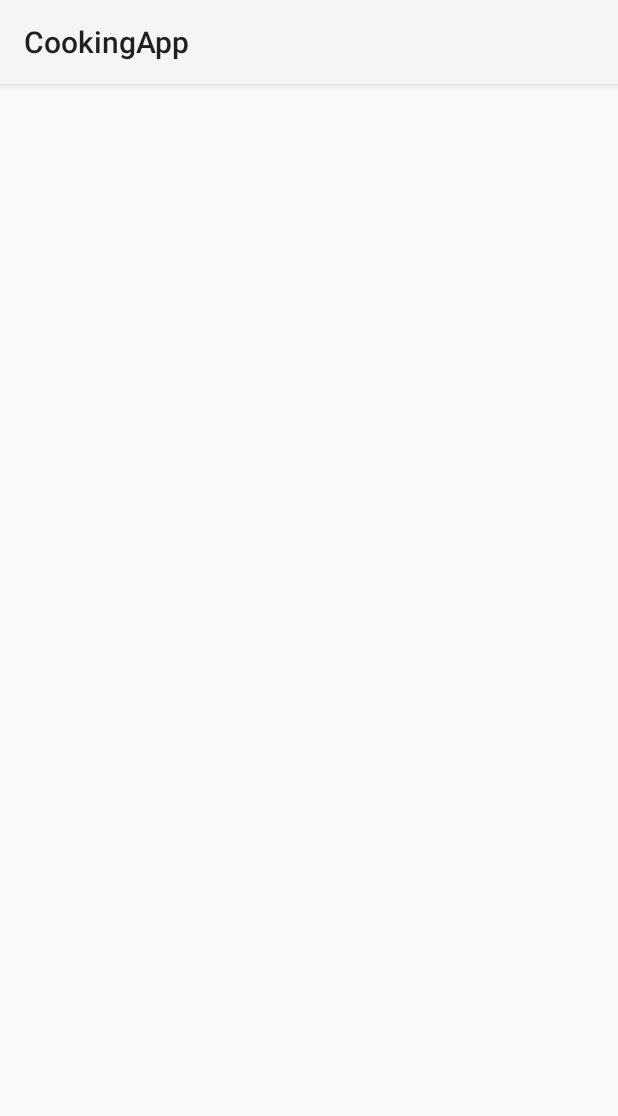
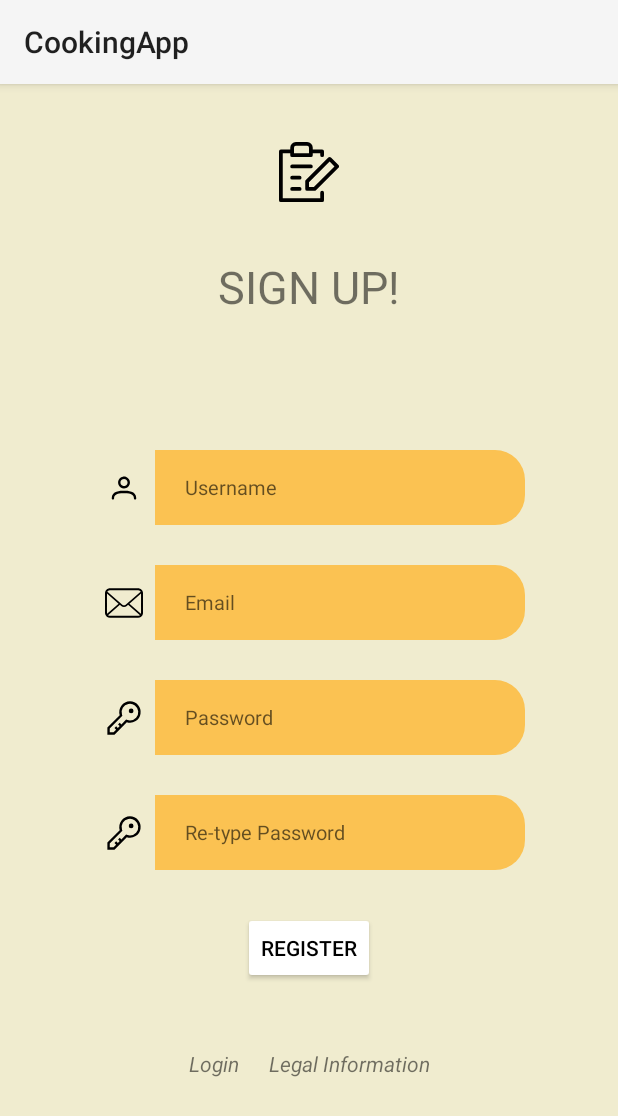
Before and after one commit to dennx2/android-cooking-app, an Android app: the screen it shows after launch (MainActivity), on a phone screen of 412 x 824 dp. Shown: the top 1116 px of the screen. Run offline under Robolectric (Android 15) with nearby library versions, the phone set to English and light mode, and no system bars.

Commit message:
sign up page - icons updated (minor css changes)

```diff
--- a/app/src/main/java/com/codecrafters/cookingapp/MainActivity.java
+++ b/app/src/main/java/com/codecrafters/cookingapp/MainActivity.java
@@ -9,6 +9,6 @@ public class MainActivity extends AppCompatActivity {
     @Override
     protected void onCreate(Bundle savedInstanceState) {
         super.onCreate(savedInstanceState);
-        setContentView(R.layout.activity_13_history);
+        setContentView(R.layout.activity_5_signup);
     }
 }
--- /dev/null
+++ b/app/src/main/res/drawable/icon_email.xml
@@ -0,0 +1,9 @@
+<vector xmlns:android="http://schemas.android.com/apk/res/android"
+    android:width="800dp"
+    android:height="800dp"
+    android:viewportWidth="512"
+    android:viewportHeight="512">
+  <path
+      android:pathData="M510.75,110.36c-2.13,-10.75 -6.93,-20.92 -13.93,-29.46c-1.42,-1.79 -2.91,-3.39 -4.53,-5.01c-12.45,-12.52 -29.78,-19.7 -47.53,-19.7H67.24c-17.95,0 -34.83,7 -47.54,19.71c-1.61,1.6 -3.1,3.22 -4.57,5.07c-6.97,8.51 -11.75,18.66 -13.82,29.43C0.44,114.62 0,119 0,123.43v265.14c0,9.22 1.87,18.21 5.59,26.75c3.21,7.58 8.09,14.77 14.11,20.79c1.52,1.51 3.02,2.9 4.63,4.26c12.03,9.97 27.27,15.45 42.91,15.45h377.51c15.74,0 30.97,-5.51 42.97,-15.56c1.6,-1.3 3.09,-2.66 4.58,-4.15c5.82,-5.81 10.44,-12.49 13.77,-19.85l0.44,-1.05c3.65,-8.38 5.5,-17.33 5.5,-26.63V123.43C512,119.06 511.58,114.65 510.75,110.36zM34.82,99.1c0.95,-1.39 2.16,-2.82 3.71,-4.38c7.69,-7.68 17.89,-11.91 28.71,-11.91h377.51c10.91,0 21.11,4.24 28.72,11.93c1.31,1.33 2.57,2.8 3.66,4.27l2.89,3.88l-201.5,175.62c-6.21,5.45 -14.21,8.44 -22.52,8.44c-8.23,0 -16.22,-2.99 -22.51,-8.44L32.19,102.94L34.82,99.1zM26.75,390.91c-0.11,-0.72 -0.13,-1.52 -0.13,-2.34V128.93l156.37,136.41L28.2,400.3L26.75,390.91zM464.9,423.84c-6.05,3.49 -13.02,5.34 -20.15,5.34H67.24c-7.13,0 -14.09,-1.85 -20.14,-5.34l-6.33,-3.67l159.94,-139.38l17.53,15.25c10.51,9.13 23.92,14.16 37.76,14.16c13.89,0 27.32,-5.03 37.83,-14.16l17.52,-15.25L471.23,420.18L464.9,423.84zM485.37,388.57c0,0.8 -0.01,1.6 -0.12,2.3l-1.39,9.47L329.01,265.41l156.36,-136.42V388.57z"
+      android:fillColor="#000000"/>
+</vector>
--- /dev/null
+++ b/app/src/main/res/drawable/icon_password.xml
@@ -0,0 +1,12 @@
+<vector xmlns:android="http://schemas.android.com/apk/res/android"
+    android:width="800dp"
+    android:height="800dp"
+    android:viewportWidth="32"
+    android:viewportHeight="32">
+  <path
+      android:pathData="M21,2a8.998,8.998 0,0 0,-8.612 11.612L2,24v6L8,30L18.388,19.612A9,9 0,1 0,21 2ZM21,18a7.012,7.012 0,0 1,-2.032 -0.302L17.821,17.35l-0.847,0.847 -3.181,3.181L12.414,20 11,21.414l1.379,1.379 -1.586,1.586L9.414,23 8,24.414l1.379,1.379L7.172,28L4,28L4,24.828l9.802,-9.802 0.847,-0.847 -0.347,-1.147A7,7 0,1 1,21 18Z"
+      android:fillColor="#000000"/>
+  <path
+      android:pathData="M22,10m-2,0a2,2 0,1 1,4 0a2,2 0,1 1,-4 0"
+      android:fillColor="#000000"/>
+</vector>
--- /dev/null
+++ b/app/src/main/res/drawable/icon_registration.xml
@@ -0,0 +1,9 @@
+<vector xmlns:android="http://schemas.android.com/apk/res/android"
+    android:width="800dp"
+    android:height="800dp"
+    android:viewportWidth="16"
+    android:viewportHeight="16">
+  <path
+      android:pathData="M11.5,13a0.5,0.5 0,0 0,-0.5 0.5L11,15L1,15L1,3h2v0.5a0.5,0.5 0,0 0,0.5 0.5h5a0.5,0.5 0,0 0,0.5 -0.5L9,3h2v0.5a0.5,0.5 0,0 0,1 0v-1a0.5,0.5 0,0 0,-0.5 -0.5L9,2v-0.5A1.5,1.5 0,0 0,7.5 0h-3A1.5,1.5 0,0 0,3 1.5L3,2L0.5,2a0.5,0.5 0,0 0,-0.5 0.5v13a0.5,0.5 0,0 0,0.5 0.5h11a0.5,0.5 0,0 0,0.5 -0.5v-2A0.5,0.5 0,0 0,11.5 13ZM4,1.5a0.5,0.5 0,0 1,0.5 -0.5h3a0.5,0.5 0,0 1,0.5 0.5L8,3L4,3ZM15.854,6.146 L13.854,4.146a0.5,0.5 0,0 0,-0.708 0l-6,6A0.5,0.5 0,0 0,7 10.5v2a0.5,0.5 0,0 0,0.5 0.5h2a0.5,0.5 0,0 0,0.354 -0.146l6,-6A0.5,0.5 0,0 0,15.854 6.146ZM8,12L8,10.707l5.5,-5.5L14.793,6.5l-5.5,5.5ZM6,12.5a0.5,0.5 0,0 1,-0.5 0.5h-2a0.5,0.5 0,0 1,0 -1h2A0.5,0.5 0,0 1,6 12.5ZM6,9.5a0.5,0.5 0,0 1,-0.5 0.5h-2a0.5,0.5 0,0 1,0 -1h2A0.5,0.5 0,0 1,6 9.5ZM8.5,7h-5a0.5,0.5 0,0 1,0 -1h5a0.5,0.5 0,0 1,0 1Z"
+      android:fillColor="#000000"/>
+</vector>
--- /dev/null
+++ b/app/src/main/res/drawable/icon_username.xml
@@ -0,0 +1,12 @@
+<vector xmlns:android="http://schemas.android.com/apk/res/android"
+    android:width="800dp"
+    android:height="800dp"
+    android:viewportWidth="24"
+    android:viewportHeight="24">
+  <path
+      android:pathData="M12,12.25C11.258,12.25 10.533,12.03 9.917,11.618C9.3,11.206 8.819,10.62 8.535,9.935C8.252,9.25 8.177,8.496 8.322,7.768C8.467,7.041 8.824,6.373 9.348,5.848C9.873,5.324 10.541,4.967 11.268,4.822C11.996,4.677 12.75,4.752 13.435,5.035C14.12,5.319 14.706,5.8 15.118,6.417C15.53,7.033 15.75,7.758 15.75,8.5C15.75,9.495 15.355,10.448 14.652,11.152C13.948,11.855 12.995,12.25 12,12.25ZM12,6.25C11.555,6.25 11.12,6.382 10.75,6.629C10.38,6.876 10.092,7.228 9.921,7.639C9.751,8.05 9.706,8.502 9.793,8.939C9.88,9.375 10.094,9.776 10.409,10.091C10.724,10.406 11.125,10.62 11.561,10.707C11.998,10.794 12.45,10.749 12.861,10.579C13.272,10.408 13.624,10.12 13.871,9.75C14.118,9.38 14.25,8.945 14.25,8.5C14.25,7.903 14.013,7.331 13.591,6.909C13.169,6.487 12.597,6.25 12,6.25Z"
+      android:fillColor="#000000"/>
+  <path
+      android:pathData="M19,19.25C18.802,19.247 18.613,19.168 18.472,19.028C18.332,18.887 18.253,18.698 18.25,18.5C18.25,16.55 17.19,15.25 12,15.25C6.81,15.25 5.75,16.55 5.75,18.5C5.75,18.699 5.671,18.89 5.53,19.03C5.39,19.171 5.199,19.25 5,19.25C4.801,19.25 4.61,19.171 4.47,19.03C4.329,18.89 4.25,18.699 4.25,18.5C4.25,13.75 9.68,13.75 12,13.75C14.32,13.75 19.75,13.75 19.75,18.5C19.747,18.698 19.668,18.887 19.528,19.028C19.387,19.168 19.198,19.247 19,19.25Z"
+      android:fillColor="#000000"/>
+</vector>
--- a/app/src/main/res/layout/activity_5_signup.xml
+++ b/app/src/main/res/layout/activity_5_signup.xml
@@ -115,7 +115,7 @@
         android:id="@+id/header_image"
         android:layout_width="0dp"
         android:layout_height="40dp"
-        android:src="@drawable/categories_fruit"
+        android:src="@drawable/icon_registration"
         app:layout_constraintEnd_toEndOf="@id/glv_95pc"
         app:layout_constraintStart_toStartOf="@id/glv_5pc"
         app:layout_constraintTop_toBottomOf="@id/glh_5pc" />
@@ -134,9 +134,10 @@
 
     <ImageView
         android:id="@+id/uname_icon"
-        android:layout_width="0dp"
-        android:layout_height="50dp"
-        android:src="@drawable/categories_fruit"
+        android:layout_width="25dp"
+        android:layout_height="25dp"
+        android:background="@color/dgrey"
+        android:src="@drawable/icon_username"
         app:layout_constraintBottom_toTopOf="@id/glh_40pc"
         app:layout_constraintEnd_toEndOf="@id/glv_25pc"
         app:layout_constraintStart_toStartOf="@id/glv_15pc"
@@ -150,6 +151,7 @@
         android:gravity="center_vertical"
         android:hint="Username"
         android:paddingLeft="20dp"
+        android:textSize="13dp"
         app:layout_constraintBottom_toTopOf="@id/glh_40pc"
         app:layout_constraintEnd_toEndOf="@id/glv_85pc"
         app:layout_constraintStart_toStartOf="@id/glv_25pc"
@@ -157,9 +159,9 @@
 
     <ImageView
         android:id="@+id/email_icon"
-        android:layout_width="0dp"
-        android:layout_height="50dp"
-        android:src="@drawable/categories_fruit"
+        android:layout_width="25dp"
+        android:layout_height="25dp"
+        android:src="@drawable/icon_email"
         app:layout_constraintBottom_toTopOf="@id/glh_50pc"
         app:layout_constraintEnd_toEndOf="@id/glv_25pc"
         app:layout_constraintStart_toStartOf="@id/glv_15pc"
@@ -173,6 +175,7 @@
         android:gravity="center_vertical"
         android:hint="Email"
         android:paddingLeft="20dp"
+        android:textSize="13dp"
         app:layout_constraintBottom_toTopOf="@id/glh_50pc"
         app:layout_constraintEnd_toEndOf="@id/glv_85pc"
         app:layout_constraintStart_toStartOf="@id/glv_25pc"
@@ -180,9 +183,9 @@
 
     <ImageView
         android:id="@+id/password_icon"
-        android:layout_width="0dp"
-        android:layout_height="50dp"
-        android:src="@drawable/categories_fruit"
+        android:layout_width="25dp"
+        android:layout_height="25dp"
+        android:src="@drawable/icon_password"
         app:layout_constraintBottom_toTopOf="@id/glh_60pc"
         app:layout_constraintEnd_toEndOf="@id/glv_25pc"
         app:layout_constraintStart_toStartOf="@id/glv_15pc"
@@ -196,6 +199,7 @@
         android:gravity="center_vertical"
         android:hint="Password"
         android:paddingLeft="20dp"
+        android:textSize="13dp"
         app:layout_constraintBottom_toTopOf="@id/glh_60pc"
         app:layout_constraintEnd_toEndOf="@id/glv_85pc"
         app:layout_constraintStart_toStartOf="@id/glv_25pc"
@@ -203,9 +207,9 @@
 
     <ImageView
         android:id="@+id/repassword_icon"
-        android:layout_width="0dp"
-        android:layout_height="50dp"
-        android:src="@drawable/categories_fruit"
+        android:layout_width="25dp"
+        android:layout_height="25dp"
+        android:src="@drawable/icon_password"
         app:layout_constraintBottom_toTopOf="@id/glh_70pc"
         app:layout_constraintEnd_toEndOf="@id/glv_25pc"
         app:layout_constraintStart_toStartOf="@id/glv_15pc"
@@ -219,6 +223,7 @@
         android:gravity="center_vertical"
         android:hint="Re-type Password"
         android:paddingLeft="20dp"
+        android:textSize="13dp"
         app:layout_constraintBottom_toTopOf="@id/glh_70pc"
         app:layout_constraintEnd_toEndOf="@id/glv_85pc"
         app:layout_constraintStart_toStartOf="@id/glv_25pc"
```
Also changed, not shown: app/src/main/res/layout/activity_13_history.xml (added, +336 -0 lines).
